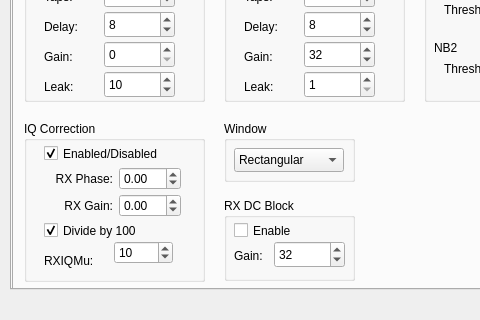
alexlee188/ghpsdr3-alex, file trunk/src/QtRadio/Configure.ui: the form before one commit; both pictures show x 0 to 480 and y 111 to 431 of the 640 by 431 pixel window.
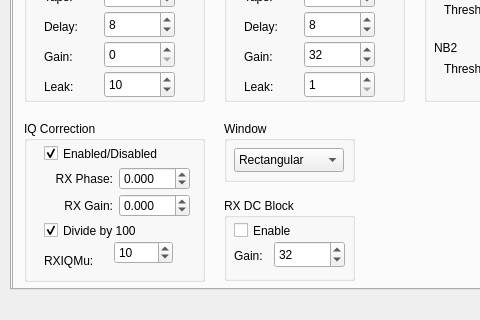
The form after the commit. The open tabs and pages were chosen to show the change.

Commit message: QtRadio: increase precision of RxIQGain and RxIQPhase setting spinboxes to 3 decimals.  Note that the values are x 0.0001 when processed at DttSP

```diff
--- a/trunk/src/QtRadio/Configure.ui
+++ b/trunk/src/QtRadio/Configure.ui
@@ -1359,10 +1359,13 @@
          <rect>
           <x>95</x>
           <y>46</y>
-          <width>62</width>
+          <width>71</width>
           <height>23</height>
          </rect>
         </property>
+        <property name="decimals">
+         <number>3</number>
+        </property>
         <property name="minimum">
          <double>-99.000000000000000</double>
         </property>
@@ -1388,10 +1391,13 @@
          <rect>
           <x>95</x>
           <y>73</y>
-          <width>62</width>
+          <width>71</width>
           <height>23</height>
          </rect>
         </property>
+        <property name="decimals">
+         <number>3</number>
+        </property>
         <property name="minimum">
          <double>-99.000000000000000</double>
         </property>
```
Left out of the diff: 8 changed lines with no effect on the pictures. The commit also changes 1 other file.
